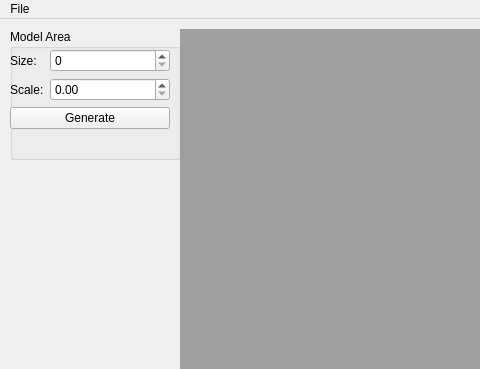
First picture: the form in src/QT/cmaingui.ui, repository bkloppenborg/simtoi, before the edit; both pictures show x 0 to 480 and y 0 to 369 of the 800 by 600 pixel window.
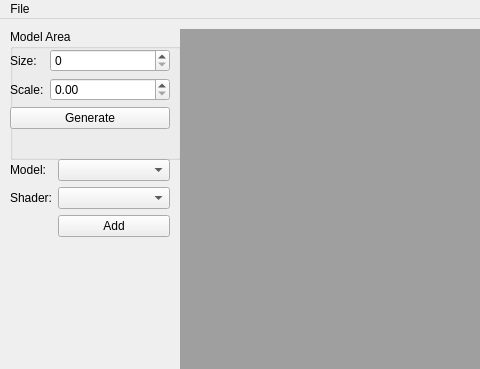
Second picture: the form after the edit.

Commit message: Refactored CShader into CGLShaderWrapper.  CGLShaderList now loads all shaders by default, but does not compile them.  CGLShaders now automatically compile when placed inside of a CGLShaderWrapper

The edit to the form file:
```diff
--- a/src/QT/cmaingui.ui
+++ b/src/QT/cmaingui.ui
@@ -79,6 +79,48 @@
      </rect>
     </property>
    </widget>
+   <widget class="QWidget" name="formLayoutWidget_2">
+    <property name="geometry">
+     <rect>
+      <x>10</x>
+      <y>140</y>
+      <width>160</width>
+      <height>101</height>
+     </rect>
+    </property>
+    <layout class="QFormLayout" name="formLayout_2">
+     <property name="fieldGrowthPolicy">
+      <enum>QFormLayout::AllNonFixedFieldsGrow</enum>
+     </property>
+     <item row="0" column="0">
+      <widget class="QLabel" name="label_4">
+       <property name="text">
+        <string>Model:</string>
+       </property>
+      </widget>
+     </item>
+     <item row="1" column="0">
+      <widget class="QLabel" name="label_3">
+       <property name="text">
+        <string>Shader:</string>
+       </property>
+      </widget>
+     </item>
+     <item row="0" column="1">
+      <widget class="QComboBox" name="comboBox"/>
+     </item>
+     <item row="1" column="1">
+      <widget class="QComboBox" name="comboBox_2"/>
+     </item>
+     <item row="2" column="1">
+      <widget class="QPushButton" name="pushButton">
+       <property name="text">
+        <string>Add</string>
+       </property>
+      </widget>
+     </item>
+    </layout>
+   </widget>
   </widget>
   <widget class="QMenuBar" name="menubar">
    <property name="geometry">
```
The commit also changes 14 other files.
